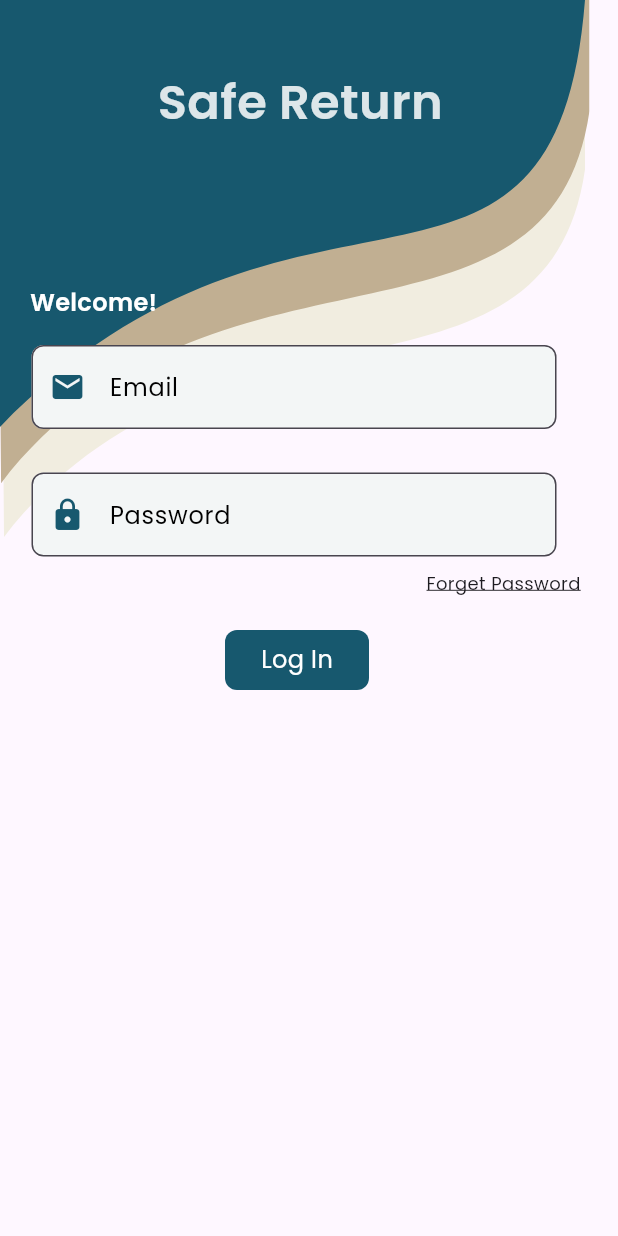
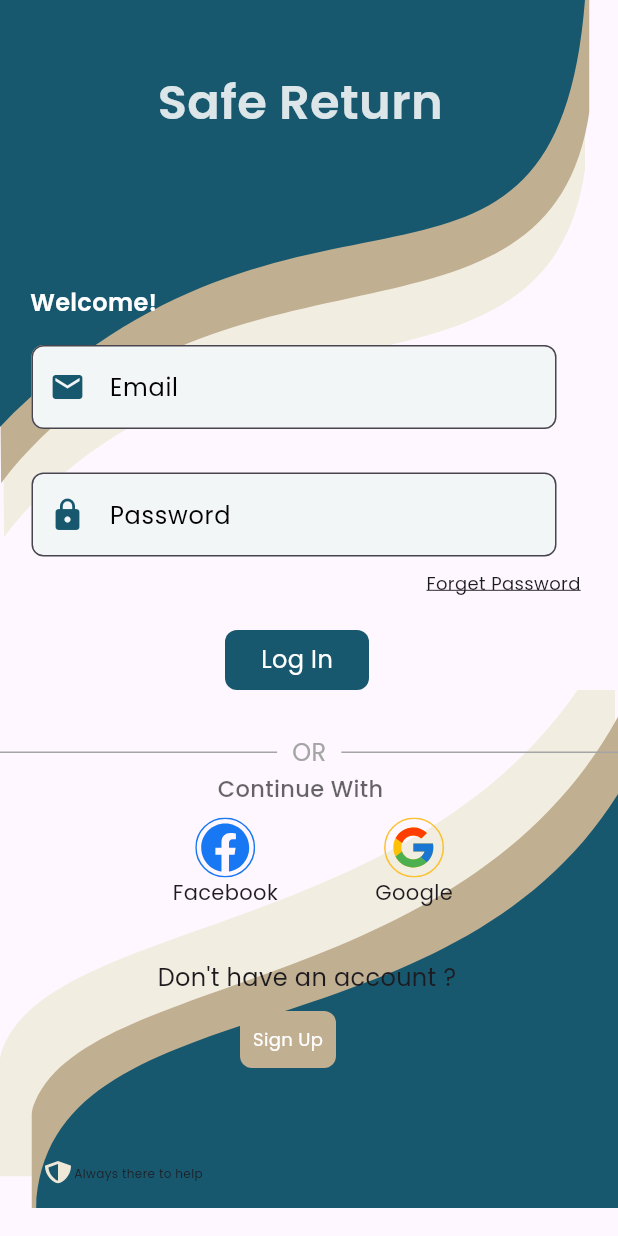
Before and after one commit to a7medbehiry/safe_return, a Flutter app: the screen it shows after launch, after a tap on an icon or button, on a phone screen of 412 x 824 dp. Run offline on Flutter 3.47's test engine with Material 3 defaults, Android fonts, the phone set to English and light mode, and no system bars; our stand-ins replace flutter_svg, go_router, google_fonts.

Commit message:
finish login view and refactor the code and folders

```diff
--- a/lib/Features/loginView/presentation/views/login_view.dart
+++ b/lib/Features/loginView/presentation/views/login_view.dart
@@ -8,7 +8,10 @@ class LoginView extends StatelessWidget {
   @override
   Widget build(BuildContext context) {
     return const Scaffold(
-      body: LoginViewBody(),
+      body: SingleChildScrollView(
+        physics: NeverScrollableScrollPhysics(),
+        child: LoginViewBody(),
+      ),
     );
   }
 }
--- /dev/null
+++ b/lib/Features/loginView/presentation/views/widgets/custom_bottom_part.dart
@@ -0,0 +1,85 @@
+import 'package:flutter/material.dart';
+import 'package:flutter_svg/svg.dart';
+import 'package:safe_return/Features/loginView/presentation/views/widgets/custom_divider.dart';
+import 'package:safe_return/Features/loginView/presentation/views/widgets/custom_facebook_logo.dart';
+import 'package:safe_return/Features/loginView/presentation/views/widgets/custom_google_logo.dart';
+import 'package:safe_return/Features/loginView/presentation/views/widgets/custom_sign_up_button.dart';
+import 'package:safe_return/core/utils/styles.dart';
+import 'package:safe_return/core/utils/widgets/custom_shield.dart';
+
+class CustomBottomPart extends StatelessWidget {
+  const CustomBottomPart({super.key});
+
+  @override
+  Widget build(BuildContext context) {
+    return Stack(
+      children: [
+        SizedBox(
+          width: MediaQuery.of(context).size.width,
+          height: 345,
+        ),
+        Positioned(
+          bottom: 20,
+          child: SvgPicture.asset(
+            'assets/loginViewPhotos/rect3_reverse.svg',
+          ),
+        ),
+        Positioned(
+          right: -9,
+          bottom: -15,
+          child: SvgPicture.asset(
+            'assets/loginViewPhotos/rect2_reverse.svg',
+          ),
+        ),
+        Positioned(
+          right: -2,
+          bottom: -20,
+          child: SvgPicture.asset(
+            'assets/loginViewPhotos/rect1_reverse.svg',
+          ),
+        ),
+        const Positioned(
+          top: 30,
+          child: CustomDivider(),
+        ),
+        Positioned(
+          left: 145,
+          top: 55,
+          child: Text(
+            'Continue With',
+            style: Styles.textStyleMed15
+                .copyWith(color: Colors.black.withOpacity(.6)),
+          ),
+        ),
+        const Positioned(
+          left: 115,
+          top: 85,
+          child: CustomFacebookLogo(),
+        ),
+        const Positioned(
+          right: 110,
+          top: 85,
+          child: CustomGoogleLogo(),
+        ),
+        const Positioned(
+          left: 105,
+          top: 180,
+          child: Text(
+            'Don\'t have an account ?',
+            style: Styles.textStyleReg16,
+          ),
+        ),
+        const Positioned(
+          left: 160,
+          bottom: 93,
+          child: CustomSignUpButton(),
+        ),
+        const Positioned(
+          left: 30,
+          bottom: 15,
+          child: CustomShield(),
+        ),
+      ],
+    );
+  }
+}
--- /dev/null
+++ b/lib/Features/loginView/presentation/views/widgets/custom_divider.dart
@@ -0,0 +1,44 @@
+import 'package:flutter/material.dart';
+import 'package:safe_return/core/utils/styles.dart';
+
+class CustomDivider extends StatelessWidget {
+  const CustomDivider({super.key});
+
+  @override
+  Widget build(BuildContext context) {
+    return Row(
+      children: [
+        SizedBox(
+          width: MediaQuery.of(context).size.width / 2.23,
+          child: const Divider(
+            thickness: 1,
+            color: Color(0xffA5A5A5),
+            indent: 0,
+          ),
+        ),
+        const SizedBox(
+          width: 10,
+        ),
+        Center(
+          child: Text(
+            'OR',
+            style: Styles.textStyleReg16.copyWith(
+              color: const Color(0xffA5A5A5),
+            ),
+          ),
+        ),
+        const SizedBox(
+          width: 10,
+        ),
+        SizedBox(
+          width: MediaQuery.of(context).size.width / 2.23,
+          child: const Divider(
+            thickness: 1,
+            color: Color(0xffA5A5A5),
+            indent: 0,
+          ),
+        ),
+      ],
+    );
+  }
+}
--- /dev/null
+++ b/lib/Features/loginView/presentation/views/widgets/custom_facebook_logo.dart
@@ -0,0 +1,26 @@
+import 'package:flutter/material.dart';
+import 'package:flutter_svg/svg.dart';
+
+import '../../../../../core/utils/styles.dart';
+
+class CustomFacebookLogo extends StatelessWidget {
+  const CustomFacebookLogo({super.key});
+
+  @override
+  Widget build(BuildContext context) {
+    return GestureDetector(
+      onTap: (){},
+      child:  Column(
+        children: [
+          SvgPicture.asset(
+            'assets/loginViewPhotos/facebook.svg',
+          ),
+          const Text(
+            'Facebook',
+            style: Styles.textStyleReg14,
+          ),
+        ],
+      ),
+    );
+  }
+}
--- /dev/null
+++ b/lib/Features/loginView/presentation/views/widgets/custom_google_logo.dart
@@ -0,0 +1,26 @@
+import 'package:flutter/material.dart';
+import 'package:flutter_svg/svg.dart';
+
+import '../../../../../core/utils/styles.dart';
+
+class CustomGoogleLogo extends StatelessWidget {
+  const CustomGoogleLogo({super.key});
+
+  @override
+  Widget build(BuildContext context) {
+    return GestureDetector(
+      onTap: () {},
+      child: Column(
+        children: [
+          SvgPicture.asset(
+            'assets/loginViewPhotos/google.svg',
+          ),
+          const Text(
+            'Google',
+            style: Styles.textStyleReg14,
+          ),
+        ],
+      ),
+    );
+  }
+}
--- /dev/null
+++ b/lib/Features/loginView/presentation/views/widgets/custom_sign_up_button.dart
@@ -0,0 +1,33 @@
+import 'package:flutter/material.dart';
+import 'package:safe_return/core/utils/styles.dart';
+
+import '../../../../../constants.dart';
+
+class CustomSignUpButton extends StatelessWidget {
+  const CustomSignUpButton({super.key});
+
+  @override
+  Widget build(BuildContext context) {
+    return GestureDetector(
+      onTap: () {},
+      child: Container(
+        width: 64,
+        height: 38,
+        decoration: ShapeDecoration(
+          color: kSecondColor,
+          shape: RoundedRectangleBorder(
+            borderRadius: BorderRadius.circular(8),
+          ),
+        ),
+        child: Center(
+          child: Text(
+            'Sign Up',
+            style: Styles.textStyle12.copyWith(
+              color: Colors.white,
+            ),
+          ),
+        ),
+      ),
+    );
+  }
+}
--- a/lib/Features/loginView/presentation/views/widgets/custom_top_part.dart
+++ b/lib/Features/loginView/presentation/views/widgets/custom_top_part.dart
@@ -1,8 +1,8 @@
 import 'dart:ui';
 import 'package:flutter/material.dart';
 import 'package:flutter_svg/svg.dart';
-import 'package:safe_return/Features/loginView/presentation/views/widgets/custom_text_field.dart';
-import 'package:safe_return/widgets/custom_button.dart';
+import 'package:safe_return/core/utils/widgets/custom_text_field.dart';
+import 'package:safe_return/core/utils/widgets/custom_button.dart';
 import '../../../../../core/utils/styles.dart';
 
 class CustomTopPart extends StatelessWidget {
@@ -16,7 +16,7 @@ class CustomTopPart extends StatelessWidget {
       children: [
         SizedBox(
           width: MediaQuery.of(context).size.width,
-          height: MediaQuery.of(context).size.height,
+          height: 460,
         ),
         Positioned(
           top: 40,
@@ -62,6 +62,8 @@ class CustomTopPart extends StatelessWidget {
           left: 5,
           top: 230,
           child: CustomTextField(
+            width: 350,
+            height: 60,
             hintText: 'Email',
             prefixIcon: Icon(
               Icons.email,
@@ -72,6 +74,8 @@ class CustomTopPart extends StatelessWidget {
           left: 5,
           top: 315,
           child: CustomTextField(
+            width: 350,
+            height: 60,
             hintText: 'Password',
             prefixIcon: Icon(
               Icons.lock,
@@ -81,10 +85,13 @@ class CustomTopPart extends StatelessWidget {
         Positioned(
           right: 25,
           top: 380,
-          child: Text(
-            'Forget Password',
-            style: Styles.textStyle12.copyWith(
-              decoration: TextDecoration.underline,
+          child: GestureDetector(
+            onTap: () {},
+            child: Text(
+              'Forget Password',
+              style: Styles.textStyle12.copyWith(
+                decoration: TextDecoration.underline,
+              ),
             ),
           ),
         ),
@@ -92,6 +99,7 @@ class CustomTopPart extends StatelessWidget {
           left: 150,
           top: 420,
           child: CustomButton(
+            onTap: () {},
             width: 96,
             height: 40,
             text: Text(
--- a/lib/Features/loginView/presentation/views/widgets/login_view_body.dart
+++ b/lib/Features/loginView/presentation/views/widgets/login_view_body.dart
@@ -1,4 +1,5 @@
 import 'package:flutter/material.dart';
+import 'custom_bottom_part.dart';
 import 'custom_top_part.dart';
 
 class LoginViewBody extends StatelessWidget {
@@ -9,6 +10,7 @@ class LoginViewBody extends StatelessWidget {
     return const Column(
       children: [
         CustomTopPart(),
+        CustomBottomPart(),
       ],
     );
   }
--- a/lib/Features/openingView/presentation/views/widgets/opening_view_body.dart
+++ b/lib/Features/openingView/presentation/views/widgets/opening_view_body.dart
@@ -1,8 +1,8 @@
 import 'package:flutter/material.dart';
-import 'package:flutter_svg/flutter_svg.dart';
 import 'package:go_router/go_router.dart';
 import 'package:safe_return/core/utils/styles.dart';
-import '../../../../../widgets/custom_button.dart';
+import 'package:safe_return/core/utils/widgets/custom_shield.dart';
+import '../../../../../core/utils/widgets/custom_button.dart';
 import 'custom_shape.dart';
 
 class OpeningViewBody extends StatelessWidget {
@@ -29,27 +29,12 @@ class OpeningViewBody extends StatelessWidget {
             ),
           ),
         ),
-        Padding(
-          padding: const EdgeInsets.only(
+        const Padding(
+          padding:  EdgeInsets.only(
             top: 80,
             left: 28,
           ),
-          child: Row(
-            crossAxisAlignment: CrossAxisAlignment.center,
-            children: [
-              SvgPicture.asset(
-                'assets/shield.svg',
-                height: 16,
-              ),
-              const SizedBox(
-                width: 2,
-              ),
-              const Text(
-                'Always there to help',
-                style: Styles.textStyle8,
-              )
-            ],
-          ),
+          child: CustomShield()
         )
       ],
     );
--- a/lib/constants.dart
+++ b/lib/constants.dart
@@ -1,3 +1,5 @@
 import 'package:flutter/material.dart';
 
 const kPrimaryColor = Color(0xff17586E);
+const kSecondColor = Color(0xffC1AF92);
+const kThirdColor = Color(0xffEEE8D8);
--- a/lib/widgets/custom_button.dart
+++ b/lib/core/utils/widgets/custom_button.dart
@@ -1,6 +1,6 @@
 import 'package:flutter/material.dart';
 
-import '../constants.dart';
+import '../../../constants.dart';
 
 class CustomButton extends StatelessWidget {
   const CustomButton({
--- /dev/null
+++ b/lib/core/utils/widgets/custom_shield.dart
@@ -0,0 +1,28 @@
+import 'package:flutter/material.dart';
+import 'package:flutter_svg/svg.dart';
+
+import '../styles.dart';
+
+class CustomShield extends StatelessWidget {
+  const CustomShield({super.key});
+
+  @override
+  Widget build(BuildContext context) {
+    return Row(
+      crossAxisAlignment: CrossAxisAlignment.center,
+      children: [
+        SvgPicture.asset(
+          'assets/shield.svg',
+          height: 16,
+        ),
+        const SizedBox(
+          width: 2,
+        ),
+        const Text(
+          'Always there to help',
+          style: Styles.textStyle8,
+        )
+      ],
+    );
+  }
+}
--- a/lib/Features/loginView/presentation/views/widgets/custom_text_field.dart
+++ b/lib/core/utils/widgets/custom_text_field.dart
@@ -4,16 +4,21 @@ import 'package:safe_return/core/utils/styles.dart';
 
 class CustomTextField extends StatelessWidget {
   const CustomTextField(
-      {super.key, required this.hintText, required this.prefixIcon});
+      {super.key,
+      required this.hintText,
+      required this.prefixIcon,
+      required this.width,
+      required this.height});
   final String hintText;
   final Widget prefixIcon;
+  final double width, height;
   @override
   Widget build(BuildContext context) {
     return Padding(
       padding: const EdgeInsets.symmetric(horizontal: 16),
       child: SizedBox(
-        width: 350,
-        height: 60,
+        width: width,
+        height: height,
         child: TextField(
           style: Styles.textStyleReg16.copyWith(
             color: Colors.black,
```
Also changed, not shown: assets/loginViewPhotos/facebook.svg (added), assets/loginViewPhotos/google.svg (added), assets/loginViewPhotos/rect1_reverse.svg (added), assets/loginViewPhotos/rect2_reverse.svg (added), assets/loginViewPhotos/rect3_reverse.svg (added).
